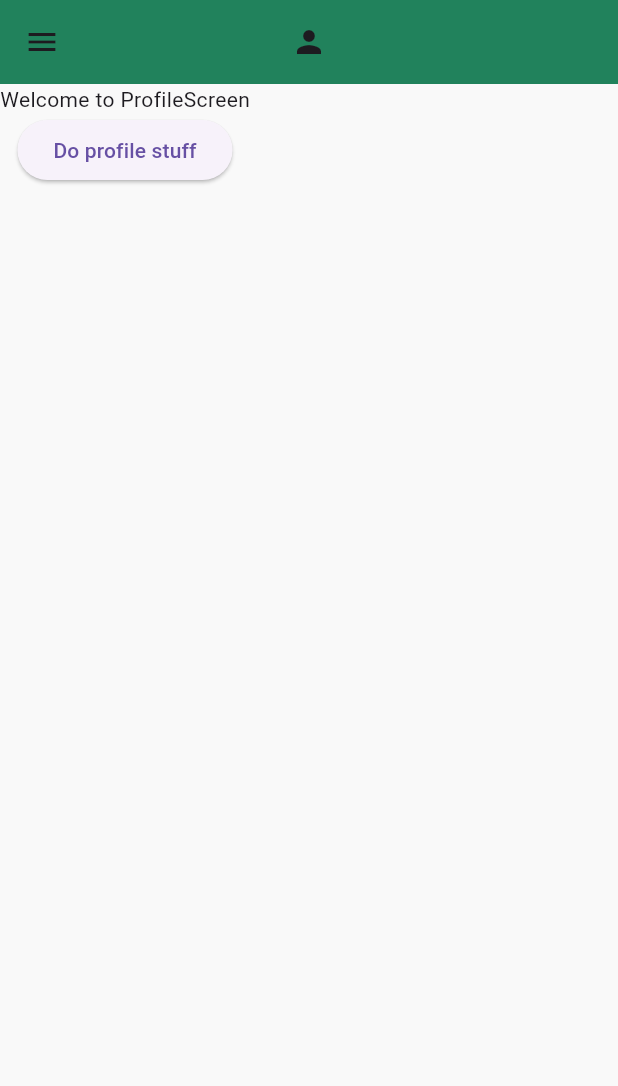
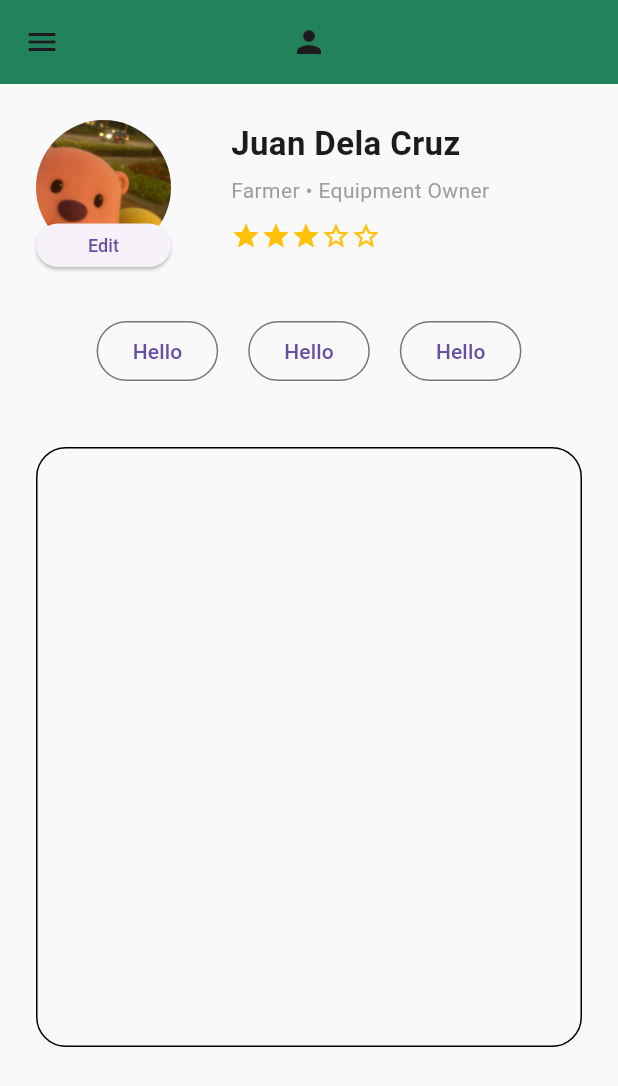
Before and after one commit to ylla14/bukidbayan_app, a Flutter app: the ProfileScreen screen opened directly, on a phone screen of 412 x 824 dp. Shown: the top 1086 px of the screen. Run offline on Flutter 3.47's test engine with Material 3 defaults, Android fonts, the phone set to English and light mode, and no system bars; our stand-ins replace shared_preferences; accounts and stored records are empty.

Commit message:
added initial screen ui

```diff
--- a/lib/screens/profile_screen.dart
+++ b/lib/screens/profile_screen.dart
@@ -3,27 +3,213 @@ import 'package:bukidbayan_app/components/app_bar.dart';
 import 'package:bukidbayan_app/components/customDrawer.dart';
 import 'package:flutter/material.dart';
 
+//COLUMN VERSION
+// class ProfileScreen extends StatelessWidget {
+//   const ProfileScreen({super.key});
+
+//   @override
+//   Widget build(BuildContext context) {
+//     return Scaffold(
+//       appBar: const CustomAppBar(),
+//       drawer: const CustomDrawer(),
+//       body: Padding(
+//         padding: const EdgeInsets.all(24),
+//         child: Row(
+//           crossAxisAlignment: CrossAxisAlignment.center,
+//           children: [
+//             const SizedBox(height: 20),
+
+//             // Profile Picture
+//             const CircleAvatar(
+//               radius: 55,
+//               backgroundImage: AssetImage('assets/images/loopyNailong.jpg'),
+//               // fallback color if image not found
+//               backgroundColor: Colors.grey,
+//             ),
+
+//             const SizedBox(width: 16),
+
+//             Column(
+//               children: [
+
+//               ],
+//             ),
+
+//             // Name
+//             Text(
+//               mockUser.name,
+//               style: TextStyle(
+//                 fontSize: 22,
+//                 fontWeight: FontWeight.bold,
+//               ),
+//             ),
+
+//             const SizedBox(height: 6),
+
+//             // Position
+//             Text(
+//               mockUser.role,
+//               style: TextStyle(
+//                 fontSize: 14,
+//                 color: Colors.grey,
+//               ),
+//             ),
+
+//             const SizedBox(height: 12),
+
+//             // Rating
+//             Row(
+//               mainAxisAlignment: MainAxisAlignment.center,
+//               children: List.generate(5, (index){
+//                 return Icon(
+//                   index < mockUser.rating
+//                     ?Icons.star
+//                     :Icons.star_border_outlined,
+//                   color: Colors.amber,
+//                   size: 20
+//                 );
+//               })
+//             ),
+
+//             const SizedBox(height: 30),
+
+//             // Optional actions
+//             ElevatedButton(
+//               onPressed: () {
+//                 print('Edit profile');
+//               },
+//               child: const Text('Edit Profile'),
+//             ),
+//           ],
+//         ),
+//       ),
+//     );
+//   }
+// }
+
+//ROW VERSION
 class ProfileScreen extends StatelessWidget {
   const ProfileScreen({super.key});
-
-  void doProfileStuff() {
-    print("Profile function called!");
-  }
 
   @override
   Widget build(BuildContext context) {
     return Scaffold(
-      appBar: CustomAppBar(),
-      drawer: CustomDrawer(),
-      body: Column(
-        children: [
-          Text('Welcome to ProfileScreen'),
-          ElevatedButton(
-            onPressed: doProfileStuff,
-            child: Text('Do profile stuff'),
-          ),
-        ],
+      appBar: const CustomAppBar(),
+      drawer: const CustomDrawer(),
+      body: Padding(
+        padding: const EdgeInsets.all(24),
+        child: Column(
+          crossAxisAlignment: CrossAxisAlignment.start,
+          children: [
+            /// PROFILE HEADER
+            Row(
+              crossAxisAlignment: CrossAxisAlignment.start,
+              children: [
+                Stack(
+                  clipBehavior: Clip.none,
+                  children: [
+                    const CircleAvatar(
+                      radius: 45,
+                      backgroundImage: AssetImage(
+                        'assets/images/loopyNailong.jpg',
+                      ),
+                    ),
+                    Positioned(
+                      bottom: -8,
+                      left: 0,
+                      right: 0,
+                      child: ElevatedButton(
+                        style: ElevatedButton.styleFrom(
+                          padding: const EdgeInsets.symmetric(
+                            horizontal: 14,
+                            vertical: 6,
+                          ),
+                          minimumSize: Size.zero,
+                          tapTargetSize: MaterialTapTargetSize.shrinkWrap,
+                        ),
+                        onPressed: () {},
+                        child: const Text(
+                          'Edit',
+                          style: TextStyle(fontSize: 12),
+                        ),
+                      ),
+                    ),
+                  ],
+                ),
+
+                const SizedBox(width: 40),
+
+                Column(
+                  crossAxisAlignment: CrossAxisAlignment.start,
+                  mainAxisSize: MainAxisSize.min,
+                  children: [
+                    Text(
+                      mockUser.name,
+                      style: const TextStyle(
+                        fontSize: 22,
+                        fontWeight: FontWeight.bold,
+                      ),
+                    ),
+                    const SizedBox(height: 6),
+                    Text(
+                      mockUser.role,
+                      style: const TextStyle(fontSize: 14, color: Colors.grey),
+                    ),
+                    const SizedBox(height: 10),
+                    Row(
+                      children: List.generate(5, (index) {
+                        return Icon(
+                          index < mockUser.rating
+                              ? Icons.star
+                              : Icons.star_border_outlined,
+                          color: Colors.amber,
+                          size: 20,
+                        );
+                      }),
+                    ),
+                  ],
+                ),
+              ],
+            ),
+
+            const SizedBox(height: 40), // spacing
+            /// BUTTONS BELOW
+            Row(
+              mainAxisAlignment: MainAxisAlignment.center,
+              spacing: 20,
+              children: [
+                OutlinedButton(onPressed: (){print('nyello');}, child: Text('Hello')),
+                OutlinedButton(onPressed: (){print('nyello');}, child: Text('Hello')),
+                OutlinedButton(onPressed: (){print('nyello');}, child: Text('Hello')),
+              ],
+            ),
+            const SizedBox(height: 40), // spacing
+            Container(
+              decoration: BoxDecoration(
+                border: Border.all(),
+                borderRadius: BorderRadius.circular(20),
+              ),
+
+              height: 400,
+              width: double.infinity,
+            )
+          ],
+        ),
       ),
     );
   }
 }
+
+class MockUser {
+  final String name;
+  final String role;
+  final double rating;
+
+  MockUser({required this.name, required this.role, required this.rating});
+}
+
+final MockUser mockUser = MockUser(
+  name: 'Juan Dela Cruz',
+  role: 'Farmer • Equipment Owner',
+  rating: 3.0,
+);
```
